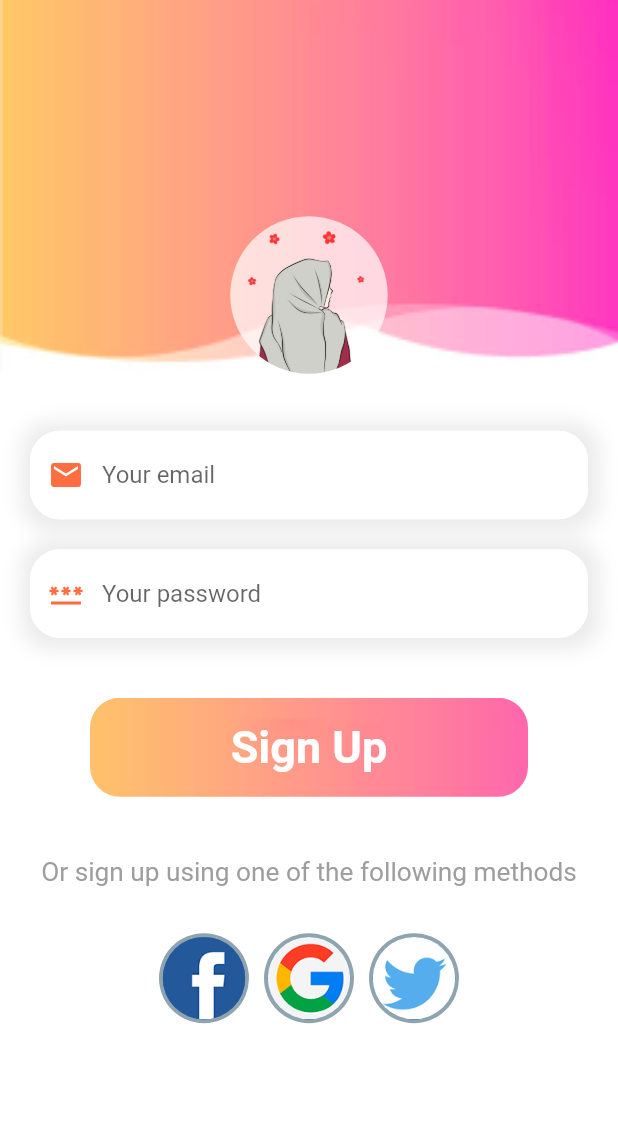
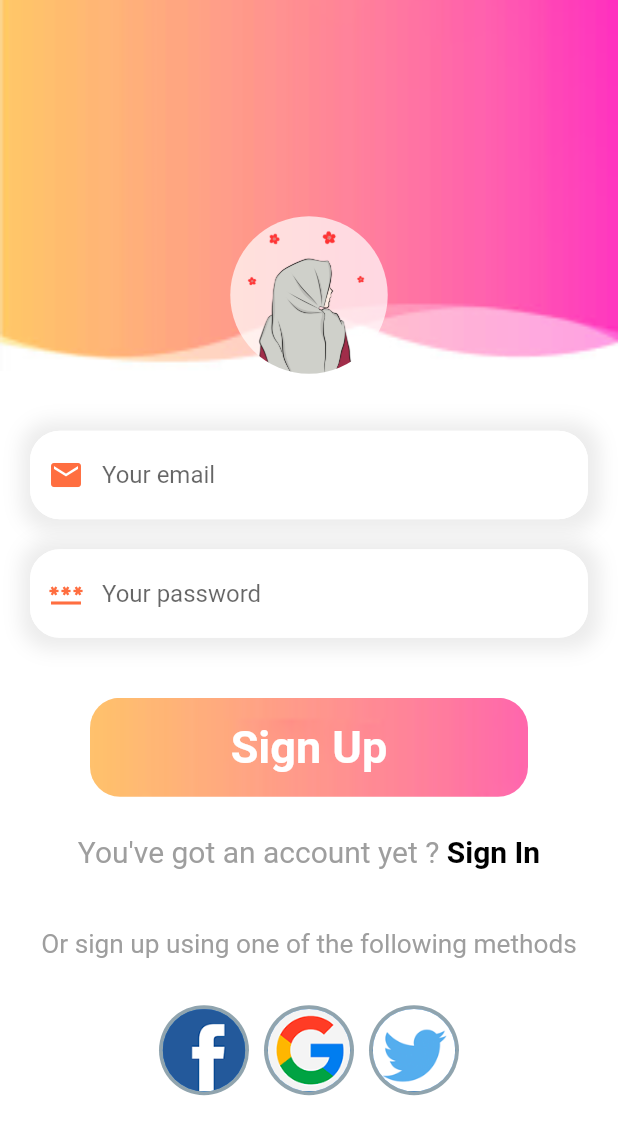
Before and after one commit to tuanvu9981/firebase_getx, a Flutter app: the SignUpScreen screen opened directly, on a phone screen of 412 x 824 dp. Shown: the top 1135 px of the screen. Run offline on Flutter 3.47's test engine with Material 2 defaults, Android fonts, the phone set to English and light mode, and no system bars; our stand-ins replace get.

```diff
--- a/lib/main.dart
+++ b/lib/main.dart
@@ -2,6 +2,7 @@ import 'package:firebase_getx/screens/login_screen.dart';
 import 'package:firebase_getx/screens/signup_screen.dart';
 import 'package:firebase_getx/screens/welcome_screen.dart';
 import 'package:flutter/material.dart';
+import 'package:get/get.dart';
 
 void main() {
   runApp(const MyApp());
@@ -12,12 +13,12 @@ class MyApp extends StatelessWidget {
 
   @override
   Widget build(BuildContext context) {
-    return MaterialApp(
+    return GetMaterialApp(
       title: 'Flutter Demo',
       theme: ThemeData(
         primarySwatch: Colors.blue,
       ),
-      home: const WelcomeScreen(),
+      home: const LoginScreen(),
     );
   }
 }
--- a/lib/screens/signup_screen.dart
+++ b/lib/screens/signup_screen.dart
@@ -1,4 +1,7 @@
+import 'package:firebase_getx/screens/login_screen.dart';
+import 'package:flutter/gestures.dart';
 import 'package:flutter/material.dart';
+import 'package:get/get.dart';
 
 class SignUpScreen extends StatefulWidget {
   const SignUpScreen({Key? key}) : super(key: key);
@@ -134,6 +137,27 @@ class SignUpScreenState extends State<SignUpScreen> {
               ),
             ),
           ),
+          const SizedBox(height: 25.0),
+          Center(
+            child: RichText(
+              text: TextSpan(
+                text: 'You\'ve got an account yet ? ',
+                style: TextStyle(fontSize: 20.0, color: Colors.grey),
+                children: [
+                  TextSpan(
+                    text: 'Sign In',
+                    style: const TextStyle(
+                      fontSize: 20.0,
+                      color: Colors.black,
+                      fontWeight: FontWeight.bold,
+                    ),
+                    recognizer: TapGestureRecognizer()
+                      ..onTap = () => Get.back(),
+                  ),
+                ],
+              ),
+            ),
+          ),
           const SizedBox(height: 40.0),
           Center(
             child: RichText(
--- a/pubspec.yaml
+++ b/pubspec.yaml
@@ -34,6 +34,7 @@ dependencies:
   # The following adds the Cupertino Icons font to your application.
   # Use with the CupertinoIcons class for iOS style icons.
   cupertino_icons: ^1.0.2
+  get: ^4.6.5
 
 dev_dependencies:
   flutter_test:
```
Also changed, not shown: lib/screens/login_screen.dart (+17 -2 lines), pubspec.lock.
